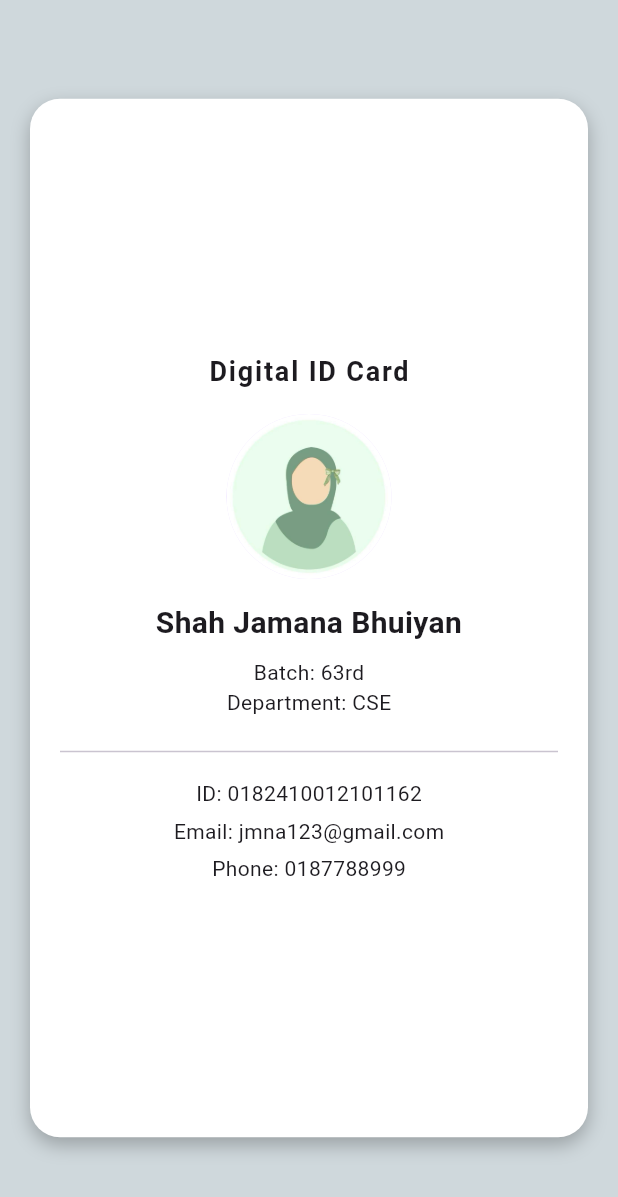
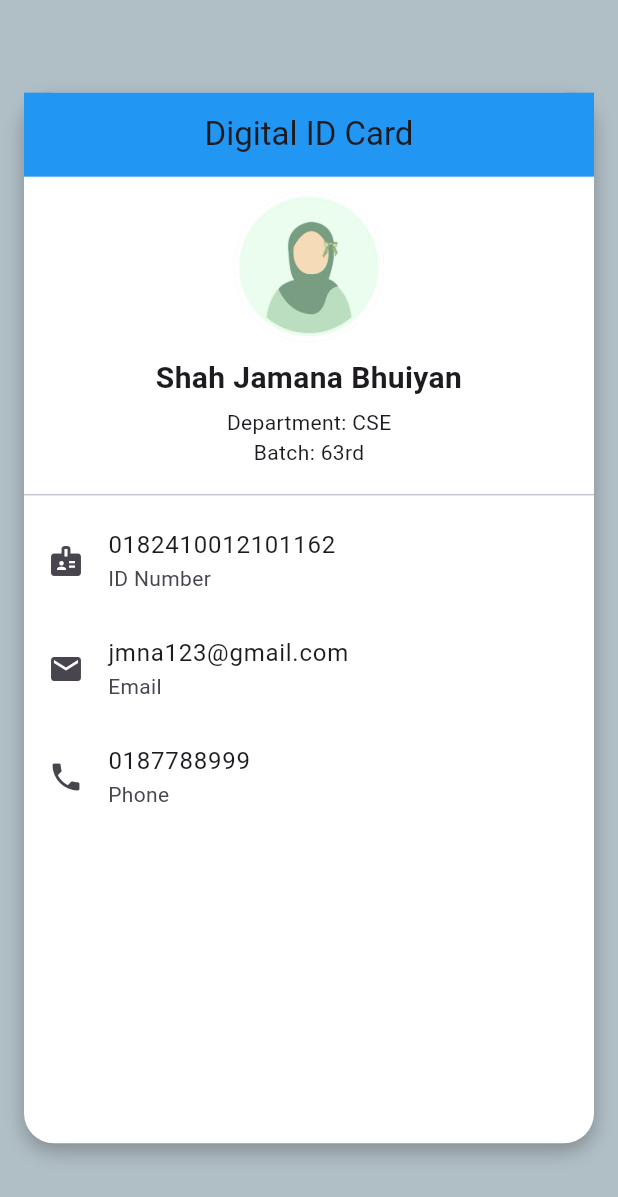
Before and after one commit to shahjamanabhuiyanshahrin-prog/162_FA_9, a Flutter app: the screen it shows after launch, on a phone screen of 412 x 824 dp. Shown: the top 1197 px of the screen. Run offline on Flutter 3.47's test engine with Material 3 defaults, Android fonts, the phone set to English and light mode, and no system bars.

Commit message:
first commit

```diff
--- a/lib/main.dart
+++ b/lib/main.dart
@@ -9,23 +9,22 @@ class MyApp extends StatelessWidget {
   Widget build(BuildContext context) {
     return MaterialApp(
       debugShowCheckedModeBanner: false,
-      home: IDCard(),
+      home: IDCardPage(),
     );
   }
 }
 
-class IDCard extends StatelessWidget {
+class IDCardPage extends StatelessWidget {
   @override
   Widget build(BuildContext context) {
     return Scaffold(
-      backgroundColor: Colors.blueGrey[100],
+      backgroundColor: Colors.blueGrey[200],
       body: SafeArea(
         child: Center(
           child: AspectRatio(
             aspectRatio: 9 / 16,
             child: Container(
-              margin: EdgeInsets.all(20),
-              padding: EdgeInsets.all(20),
+              margin: EdgeInsets.all(16),
               decoration: BoxDecoration(
                 color: Colors.white,
                 borderRadius: BorderRadius.circular(20),
@@ -38,53 +37,60 @@ class IDCard extends StatelessWidget {
                 ],
               ),
               child: Column(
-                mainAxisAlignment: MainAxisAlignment.center,
                 children: [
 
-                  // 🔵 TOP TITLE
-                  Text(
-                    "Digital ID Card",
-                    style: TextStyle(
-                      fontSize: 18,
-                      fontWeight: FontWeight.bold,
-                      letterSpacing: 1.2,
-                    ),
+                  AppBar(
+                    title: Text("Digital ID Card"),
+                    centerTitle: true,
+                    backgroundColor: Colors.blue,
+                    automaticallyImplyLeading: false,
+                    elevation: 0,
                   ),
 
-                  SizedBox(height: 15),
+                  SizedBox(height: 10),
 
                   CircleAvatar(
-                    radius: 55,
+                    radius: 50,
                     backgroundImage: AssetImage('assets/profile.jpg'),
                   ),
 
-                  SizedBox(height: 15),
+                  SizedBox(height: 10),
 
                   Text(
                     "Shah Jamana Bhuiyan",
-                    textAlign: TextAlign.center,
                     style: TextStyle(
                       fontSize: 20,
                       fontWeight: FontWeight.bold,
                     ),
+                    textAlign: TextAlign.center,
                   ),
 
-                  SizedBox(height: 8),
+                  SizedBox(height: 5),
 
+                  Text("Department: CSE"),
                   Text("Batch: 63rd"),
-                  Text("Department: CSE"),
 
-                  SizedBox(height: 15),
+                  SizedBox(height: 10),
 
                   Divider(),
 
-                  SizedBox(height: 10),
+                  ListTile(
+                    leading: Icon(Icons.badge),
+                    title: Text("0182410012101162"),
+                    subtitle: Text("ID Number"),
+                  ),
 
-                  Text("ID: 0182410012101162"),
-                  SizedBox(height: 5),
-                  Text("Email: jmna123@gmail.com"),
-                  SizedBox(height: 5),
-                  Text("Phone: 0187788999"),
+                  ListTile(
+                    leading: Icon(Icons.email),
+                    title: Text("jmna123@gmail.com"),
+                    subtitle: Text("Email"),
+                  ),
+
+                  ListTile(
+                    leading: Icon(Icons.phone),
+                    title: Text("0187788999"),
+                    subtitle: Text("Phone"),
+                  ),
                 ],
               ),
             ),
```
